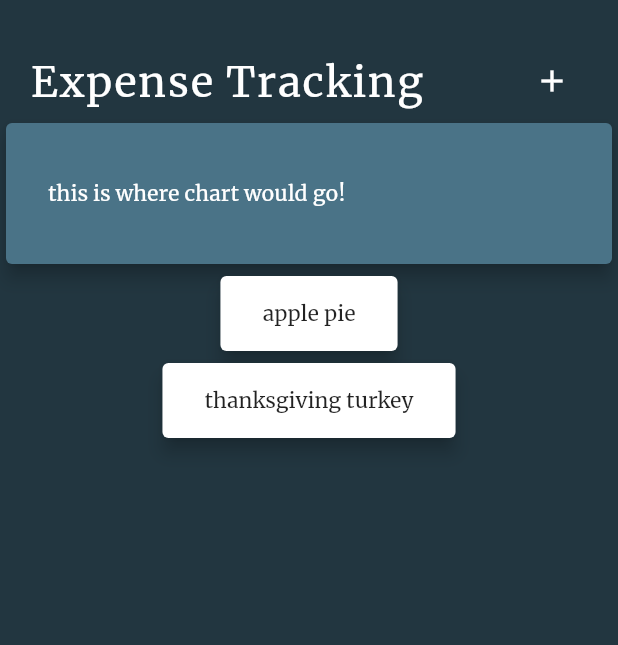
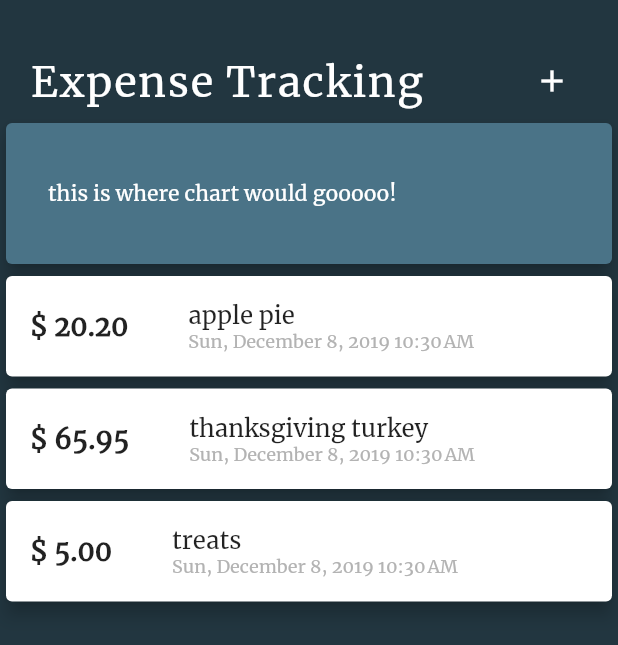
Before and after one commit to avaldemoro/personal_expense, a Flutter app: the screen it shows after launch, on a phone screen of 412 x 824 dp. Shown: the top 645 px of the screen. Run offline on Flutter 3.47's test engine with Material 2 defaults, Android fonts, the phone set to English and light mode, and no system bars.

Commit message:
added more styles

```diff
--- a/lib/main.dart
+++ b/lib/main.dart
@@ -1,4 +1,5 @@
 import 'package:flutter/material.dart';
+import 'package:intl/intl.dart';
 
 import './transaction.dart';
 
@@ -31,10 +32,17 @@ class MyHomePage extends StatelessWidget {
             amount: 65.95,
             datetime: DateTime.now(),
         ),
+        Transaction(
+            id: 't3',
+            title: 'treats',
+            amount: 5.00,
+            datetime: DateTime.now(),
+        ),
     ];
 
     @override
     Widget build(BuildContext context) {
+        var dateTimeFormatter = new DateFormat("E, MMMM d, y").add_jm();
         return Container(
             padding: EdgeInsets.only(top: 30.0),
             color: Color(0xFF223640),
@@ -74,7 +82,7 @@ class MyHomePage extends StatelessWidget {
                                         margin: EdgeInsets.symmetric(vertical: 38.0),
                                         padding: EdgeInsets.symmetric(horizontal: 8.0),
                                         child: Text(
-                                            'this is where chart would go!',
+                                            'this is where chart would gooooo!',
                                             style: TextStyle(
                                                 color: Colors.white,
                                             ),
@@ -86,16 +94,45 @@ class MyHomePage extends StatelessWidget {
                                 children: transactions.map((tx) {
                                     return Card(
                                         elevation: 5,
-                                        child: Padding(
-                                            padding: EdgeInsets.symmetric(horizontal: 20.0),
-                                            child: Container(
-                                                margin: EdgeInsets.symmetric(vertical: 16.0),
-                                                padding: EdgeInsets.symmetric(horizontal: 8.0),
+                                        child: Row(children: <Widget>[
+                                            Container(
                                                 child: Text(
-                                                    tx.title,
+                                                    '\$ ${tx.amount.toStringAsFixed(2)}',
+                                                    style: TextStyle(
+                                                        fontSize: 18.0,
+                                                        fontWeight: FontWeight.bold,
+                                                    ),
+                                                ),
+                                                padding: EdgeInsets.symmetric(horizontal: 16.0),
+                                            ),
+                                            Container(
+                                                child: Padding(
+                                                    padding: EdgeInsets.symmetric(horizontal: 16.0),
+                                                    child: Container(
+                                                        margin: EdgeInsets.symmetric(vertical: 16.0),
+                                                        padding: EdgeInsets.symmetric(horizontal: 8.0),
+                                                        child: Column(
+                                                            crossAxisAlignment: CrossAxisAlignment.start,
+                                                            children: [
+                                                                Text(
+                                                                    tx.title,
+                                                                    style: TextStyle(
+                                                                        fontSize: 16.0,
+                                                                    ),
+                                                                ),
+                                                                Text(
+                                                                    dateTimeFormatter.format(tx.datetime),
+                                                                    style: TextStyle(
+                                                                        color: Color(0xFFb3b3b3),
+                                                                        fontSize: 12.0,
+                                                                    ),
+                                                                ),
+                                                            ],
+                                                        ),
+                                                    ),
                                                 ),
                                             ),
-                                        ),
+                                        ],)
                                     );
                                 }).toList(),
                             ),
--- a/pubspec.yaml
+++ b/pubspec.yaml
@@ -23,6 +23,7 @@ dependencies:
   # The following adds the Cupertino Icons font to your application.
   # Use with the CupertinoIcons class for iOS style icons.
   cupertino_icons: ^0.1.2
+  intl: ^0.15.7
 
 
 
```
Also changed, not shown: pubspec.lock.
